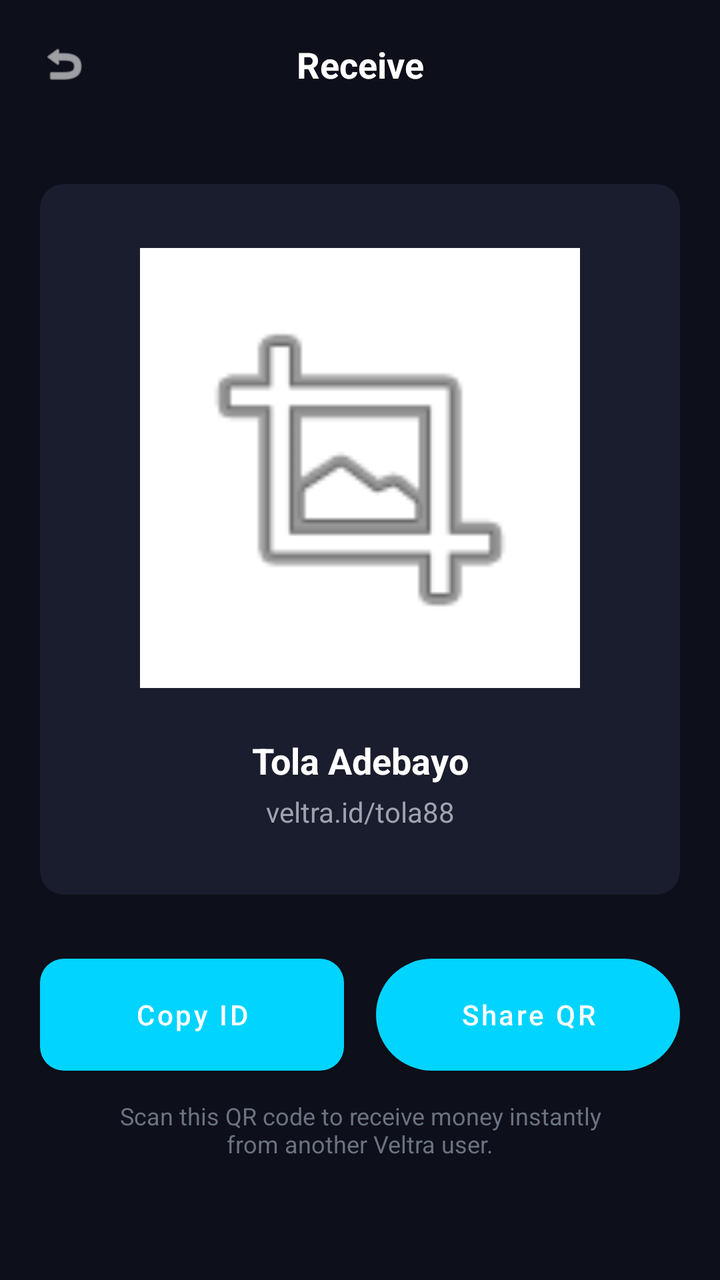
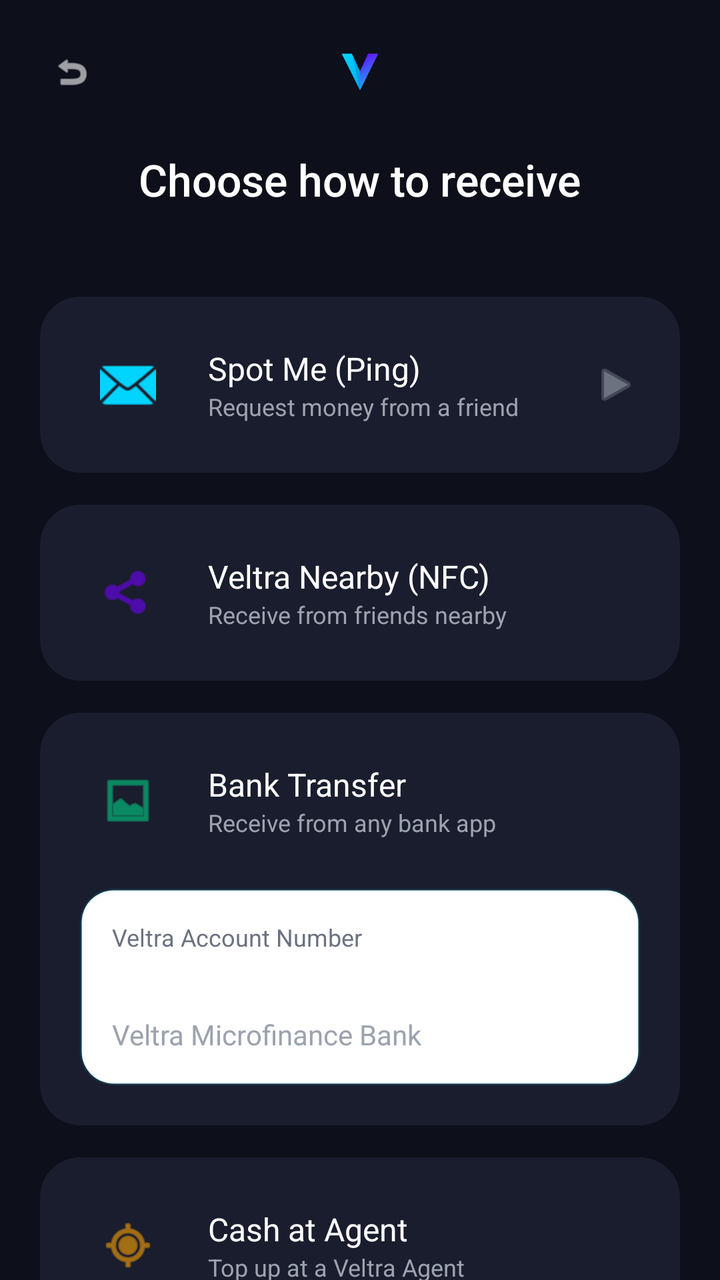

An Android layout rendered at two revisions. The XML below is the earlier revision; the diff shows what the commit changed to produce the second picture.
<!-- AndroidManifest.xml: application theme Theme.VELTRA -->
<!-- res/layout/activity_veltra_receive.xml -->
<?xml version="1.0" encoding="utf-8"?>
<androidx.constraintlayout.widget.ConstraintLayout xmlns:android="http://schemas.android.com/apk/res/android"
    xmlns:app="http://schemas.android.com/apk/res-auto"
    android:layout_width="match_parent"
    android:layout_height="match_parent"
    android:background="@color/background_dark"
    android:padding="20dp">

    
    <ImageView
        android:id="@+id/backBtn"
        android:layout_width="24dp"
        android:layout_height="24dp"
        android:src="@android:drawable/ic_menu_revert"
        android:contentDescription="@string/cancel"
        app:layout_constraintStart_toStartOf="parent"
        app:layout_constraintTop_toTopOf="parent"
        app:tint="@color/white" />

    <TextView
        android:layout_width="wrap_content"
        android:layout_height="wrap_content"
        android:text="@string/receive"
        android:textColor="@color/white"
        android:textSize="18sp"
        android:textStyle="bold"
        app:layout_constraintTop_toTopOf="@id/backBtn"
        app:layout_constraintBottom_toBottomOf="@id/backBtn"
        app:layout_constraintStart_toStartOf="parent"
        app:layout_constraintEnd_toEndOf="parent" />

    
    <androidx.constraintlayout.widget.ConstraintLayout
        android:id="@+id/qrContainer"
        android:layout_width="match_parent"
        android:layout_height="wrap_content"
        android:background="@drawable/quick_action_background"
        android:padding="32dp"
        android:layout_marginTop="48dp"
        app:layout_constraintTop_toBottomOf="@id/backBtn">

        <ImageView
            android:id="@+id/receiveQrCode"
            android:layout_width="220dp"
            android:layout_height="220dp"
            android:background="@color/white"
            android:padding="16dp"
            android:src="@android:drawable/ic_menu_crop"
            android:contentDescription="Your Payment QR Code"
            app:layout_constraintTop_toTopOf="parent"
            app:layout_constraintStart_toStartOf="parent"
            app:layout_constraintEnd_toEndOf="parent" />

        <TextView
            android:id="@+id/userName"
            android:layout_width="wrap_content"
            android:layout_height="wrap_content"
            android:text="Tola Adebayo"
            android:textColor="@color/white"
            android:textSize="18sp"
            android:textStyle="bold"
            android:layout_marginTop="24dp"
            app:layout_constraintTop_toBottomOf="@id/receiveQrCode"
            app:layout_constraintStart_toStartOf="parent"
            app:layout_constraintEnd_toEndOf="parent" />

        <TextView
            android:id="@+id/veltraId"
            android:layout_width="wrap_content"
            android:layout_height="wrap_content"
            android:text="veltra.id/tola88"
            android:textColor="@color/text_secondary"
            android:layout_marginTop="4dp"
            app:layout_constraintTop_toBottomOf="@id/userName"
            app:layout_constraintStart_toStartOf="parent"
            app:layout_constraintEnd_toEndOf="parent" />

    </androidx.constraintlayout.widget.ConstraintLayout>

    
    <LinearLayout
        android:layout_width="match_parent"
        android:layout_height="wrap_content"
        android:orientation="horizontal"
        android:weightSum="2"
        android:layout_marginTop="32dp"
        app:layout_constraintTop_toBottomOf="@id/qrContainer">

        <Button
            android:id="@+id/copyIdBtn"
            android:layout_width="0dp"
            android:layout_height="56dp"
            android:layout_weight="1"
            android:text="Copy ID"
            android:textAllCaps="false"
            android:textColor="@color/white"
            android:layout_marginEnd="8dp"
            android:background="@drawable/quick_action_background" />

        <Button
            android:id="@+id/shareQrBtn"
            android:layout_width="0dp"
            android:layout_height="56dp"
            android:layout_weight="1"
            android:text="Share QR"
            android:textAllCaps="false"
            android:textColor="@color/white"
            android:layout_marginStart="8dp"
            android:background="@drawable/pay_button_background" />

    </LinearLayout>

    <TextView
        android:layout_width="match_parent"
        android:layout_height="wrap_content"
        android:text="Scan this QR code to receive money instantly\nfrom another Veltra user."
        android:textColor="@color/text_muted"
        android:gravity="center"
        android:textSize="12sp"
        android:layout_marginBottom="40dp"
        app:layout_constraintBottom_toBottomOf="parent" />

</androidx.constraintlayout.widget.ConstraintLayout>
<!-- resources referenced by this layout -->
<resources>
  <color name="text_muted">#6B7280</color>
  <color name="white">#FFFFFF</color>
  <!-- drawable pay_button_background (drawable) -->
  <?xml version="1.0" encoding="utf-8"?>
  <shape xmlns:android="http://schemas.android.com/apk/res/android">
      <solid android:color="@color/veltra_primary" />
      <corners android:radius="100dp" />
  </shape>
  <string name="cancel">Cancel</string>
  <string name="receive">Receive</string>
  <style name="Theme.VELTRA" parent="Theme.MaterialComponents.DayNight.NoActionBar">
          
          <item name="colorPrimary">@color/veltra_primary</item>
          <item name="colorPrimaryVariant">@color/veltra_secondary</item>
          <item name="colorOnPrimary">@color/white</item>
          
          <item name="colorSecondary">@color/veltra_secondary</item>
          <item name="colorSecondaryVariant">@color/veltra_secondary</item>
          <item name="colorOnSecondary">@color/white</item>
          
          <item name="android:statusBarColor">@color/background_dark</item>
          <item name="android:windowLightStatusBar">false</item>
          
          <item name="android:windowBackground">@color/background_dark</item>
      </style>
  <!-- unchanged entries left out for length: 6 -->
</resources>

<!-- the commit's change to res/layout/activity_veltra_receive.xml (unified diff, before → after) -->
@@ -1,123 +1,283 @@
 <?xml version="1.0" encoding="utf-8"?>
 <androidx.constraintlayout.widget.ConstraintLayout xmlns:android="http://schemas.android.com/apk/res/android"
     xmlns:app="http://schemas.android.com/apk/res-auto"
+    xmlns:tools="http://schemas.android.com/tools"
     android:layout_width="match_parent"
     android:layout_height="match_parent"
-    android:background="@color/background_dark"
-    android:padding="20dp">
+    android:background="@color/background_dark">
 
     
     <ImageView
         android:id="@+id/backBtn"
-        android:layout_width="24dp"
-        android:layout_height="24dp"
+        android:layout_width="40dp"
+        android:layout_height="40dp"
+        android:layout_margin="16dp"
+        android:padding="10dp"
+        android:background="?attr/selectableItemBackgroundBorderless"
         android:src="@android:drawable/ic_menu_revert"
         android:contentDescription="@string/cancel"
         app:layout_constraintStart_toStartOf="parent"
         app:layout_constraintTop_toTopOf="parent"
         app:tint="@color/white" />
 
-    <TextView
-        android:layout_width="wrap_content"
-        android:layout_height="wrap_content"
-        android:text="@string/receive"
-        android:textColor="@color/white"
-        android:textSize="18sp"
-        android:textStyle="bold"
+    <ImageView
+        android:id="@+id/logoImage"
+        android:layout_width="100dp"
+        android:layout_height="30dp"
+        android:src="@drawable/ic_veltra_logo"
         app:layout_constraintTop_toTopOf="@id/backBtn"
         app:layout_constraintBottom_toBottomOf="@id/backBtn"
         app:layout_constraintStart_toStartOf="parent"
         app:layout_constraintEnd_toEndOf="parent" />
 
+    <TextView
+        android:id="@+id/titleText"
+        android:layout_width="wrap_content"
+        android:layout_height="wrap_content"
+        android:layout_marginTop="24dp"
+        android:text="@string/receive_options"
+        android:textColor="@color/white"
+        android:textSize="22sp"
+        android:fontFamily="sans-serif-medium"
+        app:layout_constraintTop_toBottomOf="@id/logoImage"
+        app:layout_constraintStart_toStartOf="parent"
+        app:layout_constraintEnd_toEndOf="parent" />
+
     
-    <androidx.constraintlayout.widget.ConstraintLayout
-        android:id="@+id/qrContainer"
+    <androidx.core.widget.NestedScrollView
         android:layout_width="match_parent"
-        android:layout_height="wrap_content"
-        android:background="@drawable/quick_action_background"
-        android:padding="32dp"
-        android:layout_marginTop="48dp"
-        app:layout_constraintTop_toBottomOf="@id/backBtn">
-
-        <ImageView
-            android:id="@+id/receiveQrCode"
-            android:layout_width="220dp"
-            android:layout_height="220dp"
-            android:background="@color/white"
-            android:padding="16dp"
-            android:src="@android:drawable/ic_menu_crop"
-            android:contentDescription="Your Payment QR Code"
-            app:layout_constraintTop_toTopOf="parent"
-            app:layout_constraintStart_toStartOf="parent"
-            app:layout_constraintEnd_toEndOf="parent" />
-
-        <TextView
-            android:id="@+id/userName"
-            android:layout_width="wrap_content"
+        android:layout_height="0dp"
+        android:layout_marginTop="24dp"
+        app:layout_constraintTop_toBottomOf="@id/titleText"
+        app:layout_constraintBottom_toBottomOf="parent">
+
+        <LinearLayout
+            android:layout_width="match_parent"
             android:layout_height="wrap_content"
-            android:text="Tola Adebayo"
-            android:textColor="@color/white"
-            android:textSize="18sp"
-            android:textStyle="bold"
-            android:layout_marginTop="24dp"
-            app:layout_constraintTop_toBottomOf="@id/receiveQrCode"
-            app:layout_constraintStart_toStartOf="parent"
-            app:layout_constraintEnd_toEndOf="parent" />
-
-        <TextView
-            android:id="@+id/veltraId"
-            android:layout_width="wrap_content"
-            android:layout_height="wrap_content"
-            android:text="veltra.id/tola88"
-            android:textColor="@color/text_secondary"
-            android:layout_marginTop="4dp"
-            app:layout_constraintTop_toBottomOf="@id/userName"
-            app:layout_constraintStart_toStartOf="parent"
-            app:layout_constraintEnd_toEndOf="parent" />
-
-    </androidx.constraintlayout.widget.ConstraintLayout>
-
-    
-    <LinearLayout
-        android:layout_width="match_parent"
-        android:layout_height="wrap_content"
-        android:orientation="horizontal"
-        android:weightSum="2"
-        android:layout_marginTop="32dp"
-        app:layout_constraintTop_toBottomOf="@id/qrContainer">
-
-        <Button
-            android:id="@+id/copyIdBtn"
-            android:layout_width="0dp"
-            android:layout_height="56dp"
-            android:layout_weight="1"
-            android:text="Copy ID"
-            android:textAllCaps="false"
-            android:textColor="@color/white"
-            android:layout_marginEnd="8dp"
-            android:background="@drawable/quick_action_background" />
-
-        <Button
-            android:id="@+id/shareQrBtn"
-            android:layout_width="0dp"
-            android:layout_height="56dp"
-            android:layout_weight="1"
-            android:text="Share QR"
-            android:textAllCaps="false"
-            android:textColor="@color/white"
-            android:layout_marginStart="8dp"
-            android:background="@drawable/pay_button_background" />
-
-    </LinearLayout>
-
-    <TextView
-        android:layout_width="match_parent"
-        android:layout_height="wrap_content"
-        android:text="Scan this QR code to receive money instantly\nfrom another Veltra user."
-        android:textColor="@color/text_muted"
-        android:gravity="center"
-        android:textSize="12sp"
-        android:layout_marginBottom="40dp"
-        app:layout_constraintBottom_toBottomOf="parent" />
+            android:orientation="vertical"
+            android:padding="20dp">
+
+            
+            <androidx.cardview.widget.CardView
+                android:id="@+id/pingOption"
+                android:layout_width="match_parent"
+                android:layout_height="wrap_content"
+                android:layout_marginBottom="16dp"
+                app:cardCornerRadius="20dp"
+                app:cardBackgroundColor="@color/surface_dark"
+                app:cardElevation="0dp">
+                <LinearLayout
+                    android:layout_width="match_parent"
+                    android:layout_height="wrap_content"
+                    android:padding="20dp"
+                    android:gravity="center_vertical">
+                    <ImageView
+                        android:layout_width="48dp"
+                        android:layout_height="48dp"
+                        android:src="@android:drawable/ic_dialog_email"
+                        app:tint="@color/veltra_primary"
+                        android:background="@drawable/quick_action_background"
+                        android:padding="10dp"/>
+                    <LinearLayout
+                        android:layout_width="0dp"
+                        android:layout_weight="1"
+                        android:layout_height="wrap_content"
+                        android:orientation="vertical"
+                        android:layout_marginStart="16dp">
+                        <TextView
+                            android:layout_width="wrap_content"
+                            android:layout_height="wrap_content"
+                            android:text="@string/spot_me"
+                            android:textColor="@color/white"
+                            android:textSize="16sp"
+                            android:fontFamily="sans-serif-bold"/>
+                        <TextView
+                            android:layout_width="wrap_content"
+                            android:layout_height="wrap_content"
+                            android:text="@string/spot_me_desc"
+                            android:textColor="@color/text_secondary"
+                            android:textSize="12sp"/>
+                    </LinearLayout>
+                    <ImageView
+                        android:layout_width="24dp"
+                        android:layout_height="24dp"
+                        android:src="@android:drawable/ic_media_play"
+                        app:tint="@color/text_muted"
+                        android:rotation="0"/>
+                </LinearLayout>
+            </androidx.cardview.widget.CardView>
+
+            
+            <androidx.cardview.widget.CardView
+                android:id="@+id/nfcOption"
+                android:layout_width="match_parent"
+                android:layout_height="wrap_content"
+                android:layout_marginBottom="16dp"
+                app:cardCornerRadius="20dp"
+                app:cardBackgroundColor="@color/surface_dark"
+                app:cardElevation="0dp">
+                <LinearLayout
+                    android:layout_width="match_parent"
+                    android:layout_height="wrap_content"
+                    android:padding="20dp"
+                    android:gravity="center_vertical">
+                    <ImageView
+                        android:layout_width="48dp"
+                        android:layout_height="48dp"
+                        android:src="@android:drawable/ic_menu_share"
+                        app:tint="@color/veltra_secondary"
+                        android:background="@drawable/quick_action_background"
+                        android:padding="10dp"/>
+                    <LinearLayout
+                        android:layout_width="0dp"
+                        android:layout_weight="1"
+                        android:layout_height="wrap_content"
+                        android:orientation="vertical"
+                        android:layout_marginStart="16dp">
+                        <TextView
+                            android:layout_width="wrap_content"
+                            android:layout_height="wrap_content"
+                            android:text="@string/veltra_nearby"
+                            android:textColor="@color/white"
+                            android:textSize="16sp"
+                            android:fontFamily="sans-serif-bold"/>
+                        <TextView
+                            android:layout_width="wrap_content"
+                            android:layout_height="wrap_content"
+                            android:text="@string/veltra_nearby_desc"
+                            android:textColor="@color/text_secondary"
+                            android:textSize="12sp"/>
+                    </LinearLayout>
+                </LinearLayout>
+            </androidx.cardview.widget.CardView>
+
+            
+            <androidx.cardview.widget.CardView
+                android:id="@+id/bankOption"
+                android:layout_width="match_parent"
+                android:layout_height="wrap_content"
+                android:layout_marginBottom="16dp"
+                app:cardCornerRadius="20dp"
+                app:cardBackgroundColor="@color/surface_dark"
+                app:cardElevation="0dp">
+                <LinearLayout
+                    android:layout_width="match_parent"
+                    android:layout_height="wrap_content"
+                    android:orientation="vertical"
+                    android:padding="20dp">
+                    <LinearLayout
+                        android:layout_width="match_parent"
+                        android:layout_height="wrap_content"
+                        android:gravity="center_vertical">
+                        <ImageView
+                            android:layout_width="48dp"
+                            android:layout_height="48dp"
+                            android:src="@android:drawable/ic_menu_gallery"
+                            app:tint="@color/veltra_success"
+                            android:background="@drawable/quick_action_background"
+                            android:padding="10dp"/>
+                        <LinearLayout
+                            android:layout_width="0dp"
+                            android:layout_weight="1"
+                            android:layout_height="wrap_content"
+                            android:orientation="vertical"
+                            android:layout_marginStart="16dp">
+                            <TextView
+                                android:layout_width="wrap_content"
+                                android:layout_height="wrap_content"
+                                android:text="@string/bank_transfer"
+                                android:textColor="@color/white"
+                                android:textSize="16sp"
+                                android:fontFamily="sans-serif-bold"/>
+                            <TextView
+                                android:layout_width="wrap_content"
+                                android:layout_height="wrap_content"
+                                android:text="@string/bank_desc"
+                                android:textColor="@color/text_secondary"
+                                android:textSize="12sp"/>
+                        </LinearLayout>
+                    </LinearLayout>
+
+                    
+                    <LinearLayout
+                        android:id="@+id/bankDetails"
+                        android:layout_width="match_parent"
+                        android:layout_height="wrap_content"
+                        android:orientation="vertical"
+                        android:layout_marginTop="20dp"
+                        android:padding="16dp"
+                        android:background="@drawable/edittext_background">
+                        <TextView
+                            android:layout_width="wrap_content"
+                            android:layout_height="wrap_content"
+                            android:text="@string/account_number_label"
+                            android:textColor="@color/text_muted"
+                            android:textSize="12sp"/>
+                        <TextView
+                            android:id="@+id/accountNumber"
+                            android:layout_width="wrap_content"
+                            android:layout_height="wrap_content"
+                            android:text="2048991022"
+                            android:textColor="@color/white"
+                            android:textSize="20sp"
+                            android:fontFamily="monospace"
+                            android:textStyle="bold"/>
+                        <TextView
+                            android:layout_width="wrap_content"
+                            android:layout_height="wrap_content"
+                            android:text="@string/bank_name"
+                            android:textColor="@color/text_secondary"
+                            android:textSize="14sp"
+                            android:layout_marginTop="4dp"/>
+                    </LinearLayout>
+                </LinearLayout>
+            </androidx.cardview.widget.CardView>
+
+            
+            <androidx.cardview.widget.CardView
+                android:id="@+id/agentOption"
+                android:layout_width="match_parent"
+                android:layout_height="wrap_content"
+                android:layout_marginBottom="16dp"
+                app:cardCornerRadius="20dp"
+                app:cardBackgroundColor="@color/surface_dark"
+                app:cardElevation="0dp">
+                <LinearLayout
+                    android:layout_width="match_parent"
+                    android:layout_height="wrap_content"
+                    android:padding="20dp"
+                    android:gravity="center_vertical">
+                    <ImageView
+                        android:layout_width="48dp"
+                        android:layout_height="48dp"
+                        android:src="@android:drawable/ic_menu_mylocation"
+                        app:tint="@color/veltra_warning"
+                        android:background="@drawable/quick_action_background"
+                        android:padding="10dp"/>
+                    <LinearLayout
+                        android:layout_width="0dp"
+                        android:layout_weight="1"
+                        android:layout_height="wrap_content"
+                        android:orientation="vertical"
+                        android:layout_marginStart="16dp">
+                        <TextView
+                            android:layout_width="wrap_content"
+                            android:layout_height="wrap_content"
+                            android:text="@string/agent_topup_label"
+                            android:textColor="@color/white"
+                            android:textSize="16sp"
+                            android:fontFamily="sans-serif-bold"/>
+                        <TextView
+                            android:layout_width="wrap_content"
+                            android:layout_height="wrap_content"
+                            android:text="@string/agent_topup_desc"
+                            android:textColor="@color/text_secondary"
+                            android:textSize="12sp"/>
+                    </LinearLayout>
+                </LinearLayout>
+            </androidx.cardview.widget.CardView>
+
+        </LinearLayout>
+    </androidx.core.widget.NestedScrollView>
 
 </androidx.constraintlayout.widget.ConstraintLayout>
<!-- resource entries referenced after the edit -->
@@ -1,15 +1,77 @@
 <!-- resources referenced by this layout -->
 <resources>
   <color name="text_muted">#6B7280</color>
+  <color name="veltra_success">#00D084</color>
+  <color name="veltra_warning">#FFA502</color>
   <color name="white">#FFFFFF</color>
-  <!-- drawable pay_button_background (drawable) -->
+  <!-- drawable edittext_background (drawable) -->
   <?xml version="1.0" encoding="utf-8"?>
   <shape xmlns:android="http://schemas.android.com/apk/res/android">
-      <solid android:color="@color/veltra_primary" />
-      <corners android:radius="100dp" />
+      <solid android:color="@color/surface_themed" />
+      <corners android:radius="16dp" />
+      <stroke
+          android:width="1.5dp"
+          android:color="#1A00D4FF" />
   </shape>
+  <!-- drawable ic_veltra_logo (drawable) -->
+  <?xml version="1.0" encoding="utf-8"?>
+  <vector xmlns:android="http://schemas.android.com/apk/res/android"
+      xmlns:aapt="http://schemas.android.com/aapt"
+      android:width="512dp"
+      android:height="512dp"
+      android:viewportWidth="1024"
+      android:viewportHeight="1024">
+  
+      
+      <path
+          android:pathData="M512,824 L824,200 L650,200 L512,500 L512,824 Z">
+          <aapt:attr name="android:fillColor">
+              <gradient
+                  android:startX="512"
+                  android:startY="200"
+                  android:endX="824"
+                  android:endY="824"
+                  android:type="linear">
+                  <item android:color="#7000FF" android:offset="0.0" />
+                  <item android:color="#00D4FF" android:offset="1.0" />
+              </gradient>
+          </aapt:attr>
+      </path>
+  
+      
+      <path
+          android:pathData="M200,200 L512,824 L512,500 L374,200 L200,200 Z">
+          <aapt:attr name="android:fillColor">
+              <gradient
+                  android:startX="200"
+                  android:startY="200"
+                  android:endX="512"
+                  android:endY="824"
+                  android:type="linear">
+                  <item android:color="#00D4FF" android:offset="0.0" />
+                  <item android:color="#00A8FF" android:offset="1.0" />
+              </gradient>
+          </aapt:attr>
+      </path>
+  
+      
+      <path
+          android:fillColor="#20000000"
+          android:pathData="M512,500 L512,824 L374,200 L512,500 Z" />
+  
+  </vector>
+  <string name="account_number_label">Veltra Account Number</string>
+  <string name="agent_topup_desc">Top up at a Veltra Agent</string>
+  <string name="agent_topup_label">Cash at Agent</string>
+  <string name="bank_desc">Receive from any bank app</string>
+  <string name="bank_name">Veltra Microfinance Bank</string>
+  <string name="bank_transfer">Bank Transfer</string>
   <string name="cancel">Cancel</string>
-  <string name="receive">Receive</string>
+  <string name="receive_options">Choose how to receive</string>
+  <string name="spot_me">Spot Me (Ping)</string>
+  <string name="spot_me_desc">Request money from a friend</string>
+  <string name="veltra_nearby">Veltra Nearby (NFC)</string>
+  <string name="veltra_nearby_desc">Receive from friends nearby</string>
   <style name="Theme.VELTRA" parent="Theme.MaterialComponents.DayNight.NoActionBar">
           
           <item name="colorPrimary">@color/veltra_primary</item>
@@ -20,11 +82,19 @@
           <item name="colorSecondaryVariant">@color/veltra_secondary</item>
           <item name="colorOnSecondary">@color/white</item>
           
-          <item name="android:statusBarColor">@color/background_dark</item>
-          <item name="android:windowLightStatusBar">false</item>
+          <item name="android:statusBarColor">?attr/colorSurface</item>
+          <item name="android:windowLightStatusBar">true</item>
           
-          <item name="android:windowBackground">@color/background_dark</item>
+          <item name="android:windowBackground">@color/background_themed</item>
+          <item name="colorSurface">@color/surface_themed</item>
+          <item name="android:textColorPrimary">@color/text_themed_primary</item>
       </style>
+  <color name="surface_themed">@color/surface_light</color>
+  <color name="background_themed">@color/background_light</color>
+  <color name="text_themed_primary">@color/black</color>
+  <color name="surface_light">#FFFFFF</color>
+  <color name="background_light">#F8F9FA</color>
+  <color name="black">#000000</color>
   <!-- unchanged entries left out for length: 6 -->
 </resources>
 
